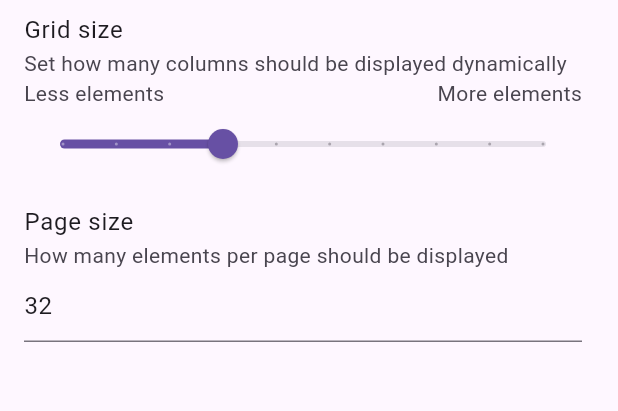
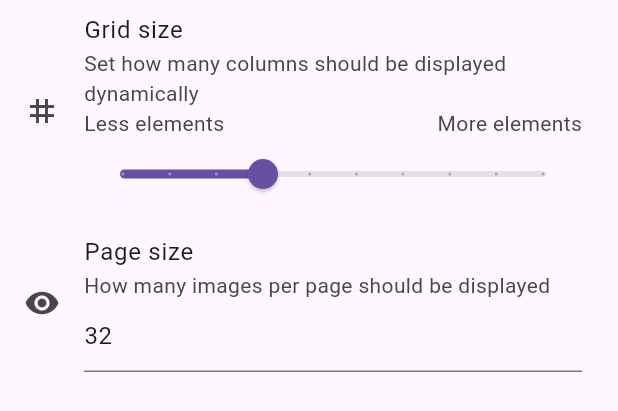
Before and after one commit to resucutie/localbooru, a Flutter app: the OverallSettings widget shown alone on an empty page, opened directly with empty values, on a phone screen of 412 x 824 dp. Shown: the top 411 px of the screen. Run offline on Flutter 3.47's test engine with Material 3 defaults, Android fonts, the phone set to English and light mode, and no system bars; our stand-ins replace dotted_border, file_picker, go_router, open_file, permission_handler, share_plus and 1 more; missing offline and left inert: bitsdojo_window, pasteboard; accounts and stored records are empty.

Commit message:
add some icons to settings

```diff
--- a/lib/views/settings/overallSettings.dart
+++ b/lib/views/settings/overallSettings.dart
@@ -41,6 +41,7 @@ class _OverallSettingsState extends State<OverallSettings> {
                             )
                         ],
                     ),
+                    leading: const Icon(Icons.grid_3x3),
                     subtitle: Wrap(
                         children: [
                             const Text("Set how many columns should be displayed dynamically"),
@@ -71,9 +72,10 @@ class _OverallSettingsState extends State<OverallSettings> {
                             )
                         ],
                     ),
+                    leading: const Icon(Icons.visibility),
                     subtitle: Wrap(
                         children: [
-                            const Text("How many elements per page should be displayed"),
+                            const Text("How many images per page should be displayed"),
                             Form(
                                 key: _pageSizeValidator,
                                 child: TextFormField(
```
